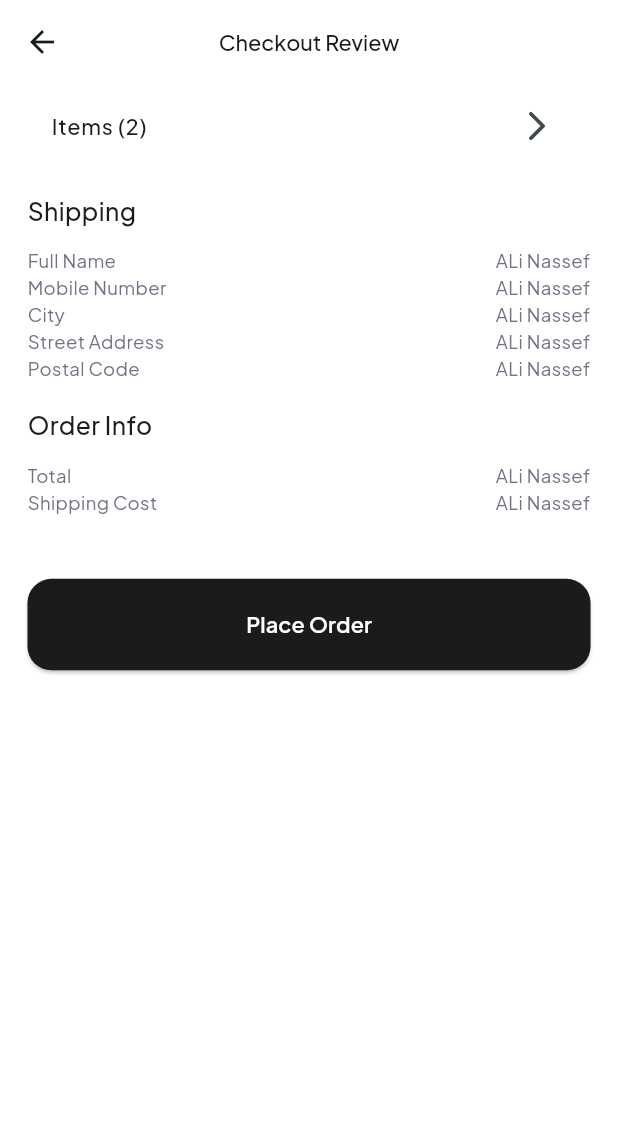
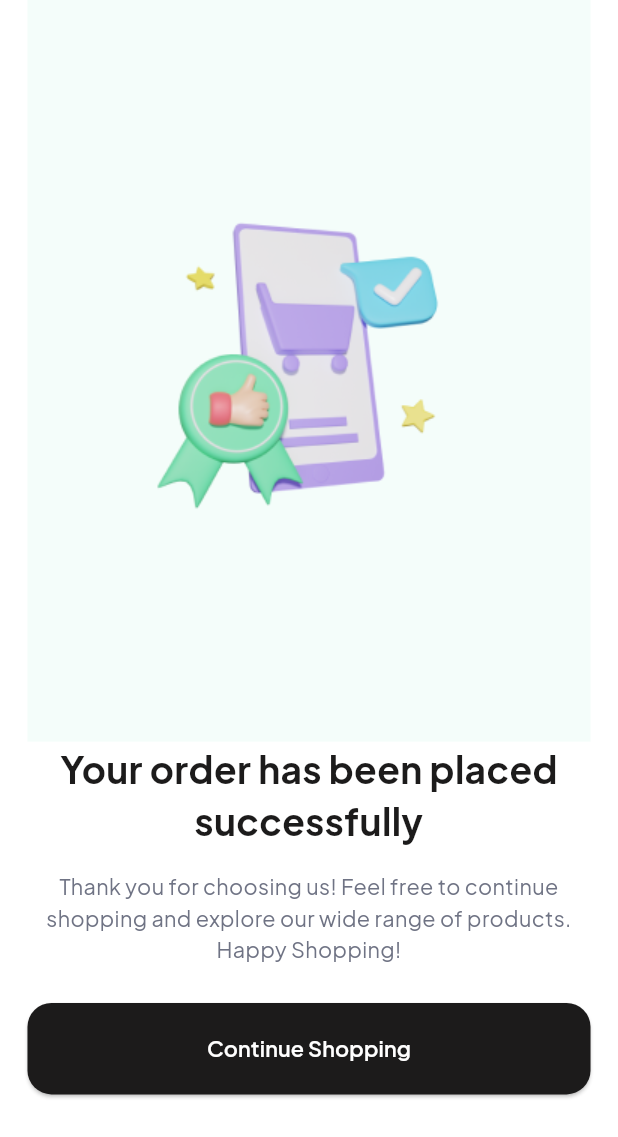
Before and after one commit to aliNassef/taswaq, a Flutter app: the CheckoutReviewView screen opened by its route, after a tap on "Place Order", on a phone screen of 412 x 824 dp. Shown: the top 1137 px of the screen. Run offline on Flutter 3.47's test engine with Material 3 defaults, Android fonts, the phone set to English and light mode, and no system bars; our stand-ins replace carousel_slider, cloud_firestore, connectivity_plus, custom_rating_bar, dartz, device_preview and 19 more; missing offline and left inert: flutter_lazy_indexed_stack; accounts and stored records are empty; network calls fail.

Commit message:
checkout ui done

```diff
--- a/lib/core/utils/app_images.dart
+++ b/lib/core/utils/app_images.dart
@@ -2,6 +2,7 @@ abstract class AppImages {
   static const String noCartItems = 'assets/images/no_cart_items.png';
   static const String orderHistory = 'assets/images/order_history.png';
   static const String wishlistEmpty = 'assets/images/wishlist_empty.png';
+  static const String orderPlaceholder = 'assets/images/order_placeholder.png';
 }
 
 abstract class AppSvgs {
--- a/lib/core/utils/app_router.dart
+++ b/lib/core/utils/app_router.dart
@@ -2,6 +2,8 @@ import 'dart:developer';
 import 'package:flutter/material.dart';
 import '../../features/checkout/presentation/view/checkout_review.dart';
 import '../../features/checkout/presentation/view/checkout_view.dart';
+import '../../features/checkout/presentation/view/order_placced_successfuly_view.dart';
+import '../../features/checkout/presentation/view/preview_item_view.dart';
 import '../../features/profile/presentation/views/order_history_view.dart';
 import '../../features/profile/presentation/views/privacy_policy_view.dart';
 import '../../features/profile/presentation/views/change_pass_view.dart';
@@ -129,6 +131,18 @@ Route<dynamic> onGenerateRoute(RouteSettings settings) {
           return const CheckoutReviewView();
         },
       );
+    case PreviewItemView.routeName:
+      return MaterialPageRoute(
+        builder: (_) {
+          return const PreviewItemView();
+        },
+      );
+    case OrderPlacedSuccessfuly.routeName:
+      return MaterialPageRoute(
+        builder: (_) {
+          return const OrderPlacedSuccessfuly();
+        },
+      );
     case CustomNoInternetWidget.routeName:
       return MaterialPageRoute(
         builder: (_) {
--- a/lib/features/checkout/presentation/view/checkout_review.dart
+++ b/lib/features/checkout/presentation/view/checkout_review.dart
@@ -1,6 +1,7 @@
 import 'package:flutter/material.dart';
 import '../../../../core/shared/widgets/custom_app_bar.dart';
 import '../widget/checkout_review_view_body.dart';
+
 
 class CheckoutReviewView extends StatelessWidget {
   const CheckoutReviewView({super.key});
--- /dev/null
+++ b/lib/features/checkout/presentation/view/order_placced_successfuly_view.dart
@@ -0,0 +1,62 @@
+import 'package:flutter/material.dart';
+import 'package:taswaq/core/shared/widgets/default_app_button.dart';
+import 'package:taswaq/core/utils/app_images.dart';
+
+import '../../../../core/shared/widgets/constants.dart';
+import '../../../../core/shared/widgets/spacers.dart';
+import '../../../../core/utils/app_colors.dart';
+import '../../../../core/utils/app_styles.dart';
+
+class OrderPlacedSuccessfuly extends StatelessWidget {
+  const OrderPlacedSuccessfuly({super.key});
+  static const routeName = 'OrderPlaccedSuccessfuly';
+  @override
+  Widget build(BuildContext context) {
+    return Scaffold(
+      body: SafeArea(
+        child: Padding(
+          padding: EdgeInsets.symmetric(horizontal: kHorizantalpadding),
+          child: Column(
+            children: [
+              Container(
+                height: MediaQuery.of(context).size.height * .6,
+                width: double.infinity,
+                decoration: const BoxDecoration(
+                  color: Color(0xffF4FDFA),
+                ),
+                child: Center(
+                  child: Image.asset(
+                    AppImages.orderPlaceholder,
+                  ),
+                ),
+              ),
+              Text(
+                'Your order has been placed successfully',
+                style: AppStyles.textStyle24B.copyWith(
+                  color: AppColors.blackColor,
+                ),
+                textAlign: TextAlign.center,
+              ),
+              const VerticalSpace(16),
+              Text(
+                'Thank you for choosing us! Feel free to continue shopping and explore our wide range of products. Happy Shopping!',
+                style: AppStyles.textStyle14R.copyWith(
+                  color: AppColors.gray150Color,
+                ),
+                textAlign: TextAlign.center,
+              ),
+              const VerticalSpace(24),
+              DefaultAppButton(
+                text: 'Continue Shopping',
+                backgroundColor: AppColors.blackColor,
+                textColor: Colors.white,
+                onPressed: () {},
+                padding: 0,
+              ),
+            ],
+          ),
+        ),
+      ),
+    );
+  }
+}
--- a/lib/features/checkout/presentation/widget/checkout_review_view_body.dart
+++ b/lib/features/checkout/presentation/widget/checkout_review_view_body.dart
@@ -1,11 +1,14 @@
 import 'package:flutter/material.dart';
 import 'package:taswaq/core/shared/widgets/default_app_button.dart';
 import 'package:taswaq/core/shared/widgets/spacers.dart';
+import 'package:taswaq/features/checkout/presentation/view/preview_item_view.dart';
 import 'package:taswaq/features/checkout/presentation/widget/review_row_item.dart';
 
 import '../../../../core/shared/widgets/constants.dart';
 import '../../../../core/utils/app_colors.dart';
 import '../../../../core/utils/app_styles.dart';
+import '../view/order_placced_successfuly_view.dart';
+import 'custom_stepper.dart';
 
 class CheckoutReviewViewBody extends StatelessWidget {
   const CheckoutReviewViewBody({
@@ -19,8 +22,14 @@ class CheckoutReviewViewBody extends StatelessWidget {
         padding: EdgeInsets.symmetric(horizontal: kHorizantalpadding),
         child: Column(
           crossAxisAlignment: CrossAxisAlignment.start,
+          mainAxisSize: MainAxisSize.max,
           children: [
+            const CustomStepper(),
             ListTile(
+              contentPadding: EdgeInsets.zero,
+              onTap: () {
+                Navigator.pushNamed(context, PreviewItemView.routeName);
+              },
               title: Text(
                 'Items (2)',
                 style: AppStyles.textStyle14M.copyWith(
@@ -32,6 +41,7 @@ class CheckoutReviewViewBody extends StatelessWidget {
                 size: 24,
               ),
             ),
+            const Divider(),
             const VerticalSpace(16),
             Text(
               'Shipping',
@@ -44,22 +54,27 @@ class CheckoutReviewViewBody extends StatelessWidget {
               title: 'Full Name',
               value: 'ALi Nassef',
             ),
+            const VerticalSpace(12),
             const ReviewRowItem(
               title: 'Mobile Number',
               value: 'ALi Nassef',
             ),
+            const VerticalSpace(12),
             const ReviewRowItem(
               title: 'City',
               value: 'ALi Nassef',
             ),
+            const VerticalSpace(12),
             const ReviewRowItem(
               title: 'Street Address',
               value: 'ALi Nassef',
             ),
+            const VerticalSpace(12),
             const ReviewRowItem(
               title: 'Postal Code',
               value: 'ALi Nassef',
             ),
+            const Divider(),
             const VerticalSpace(16),
             Text(
               'Order Info',
@@ -72,16 +87,21 @@ class CheckoutReviewViewBody extends StatelessWidget {
               title: 'Total',
               value: 'ALi Nassef',
             ),
+            const VerticalSpace(12),
             const ReviewRowItem(
               title: 'Shipping Cost',
               value: 'ALi Nassef',
             ),
-            const VerticalSpace(41),
+            SizedBox(
+              height: MediaQuery.of(context).size.height * .2,
+            ),
             DefaultAppButton(
               text: 'Place Order',
               backgroundColor: AppColors.blackColor,
               textColor: Colors.white,
-              onPressed: () {},
+              onPressed: () {
+                Navigator.pushNamed(context, OrderPlacedSuccessfuly.routeName);
+              },
               padding: 0,
             )
           ],
```
Also changed, not shown: lib/features/checkout/presentation/view/preview_item_view.dart (added, +56 -0 lines), lib/features/checkout/presentation/widget/preview_item_image.dart (added, +39 -0 lines), assets/images/order_placeholder.png (added).
